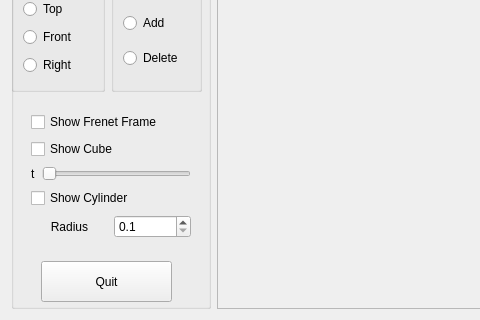
The window that MainWindow.ui (ray-z/Graphics-Assignment2) describes before a commit, drawn with Qt 5; both pictures show x 0 to 480 and y 280 to 600 of the 800 by 600 pixel window.
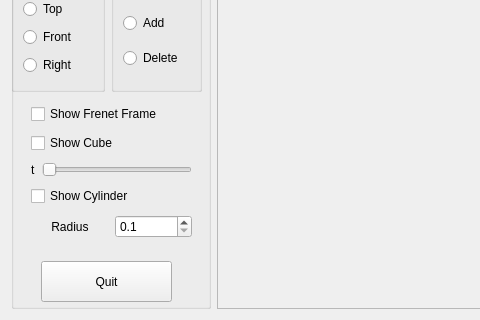
The same window after the commit.

```diff
--- a/MainWindow.ui
+++ b/MainWindow.ui
@@ -383,9 +383,9 @@
       <property name="geometry">
        <rect>
         <x>20</x>
-        <y>380</y>
-        <width>160</width>
-        <height>132</height>
+        <y>370</y>
+        <width>161</width>
+        <height>141</height>
        </rect>
       </property>
       <layout class="QVBoxLayout" name="verticalLayout_5">
```
